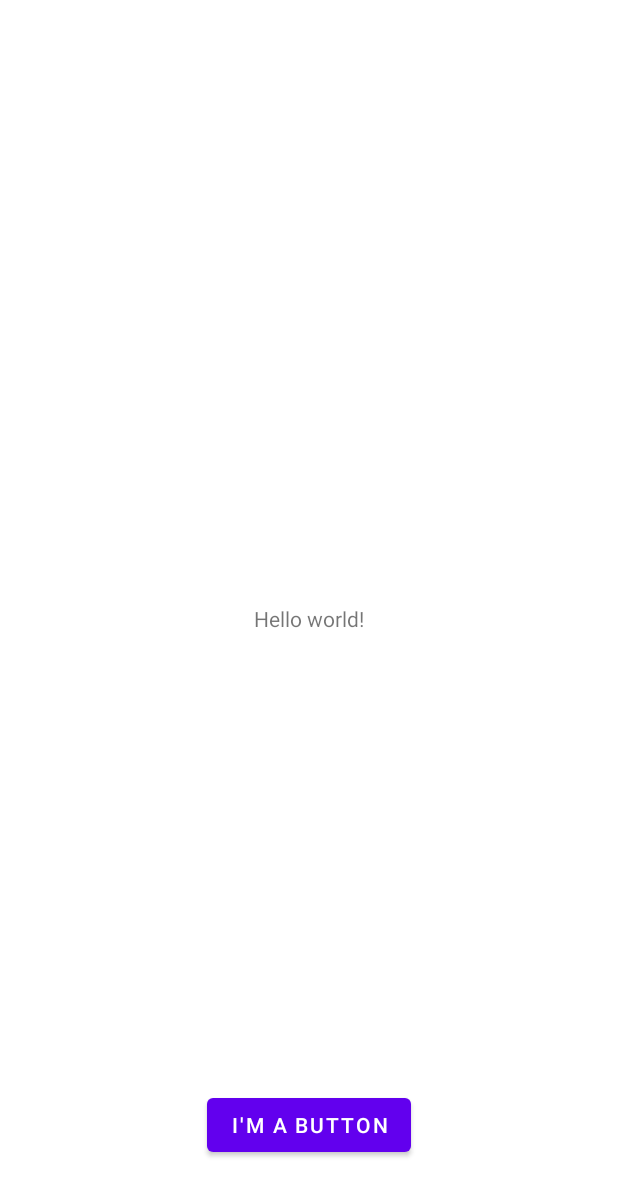
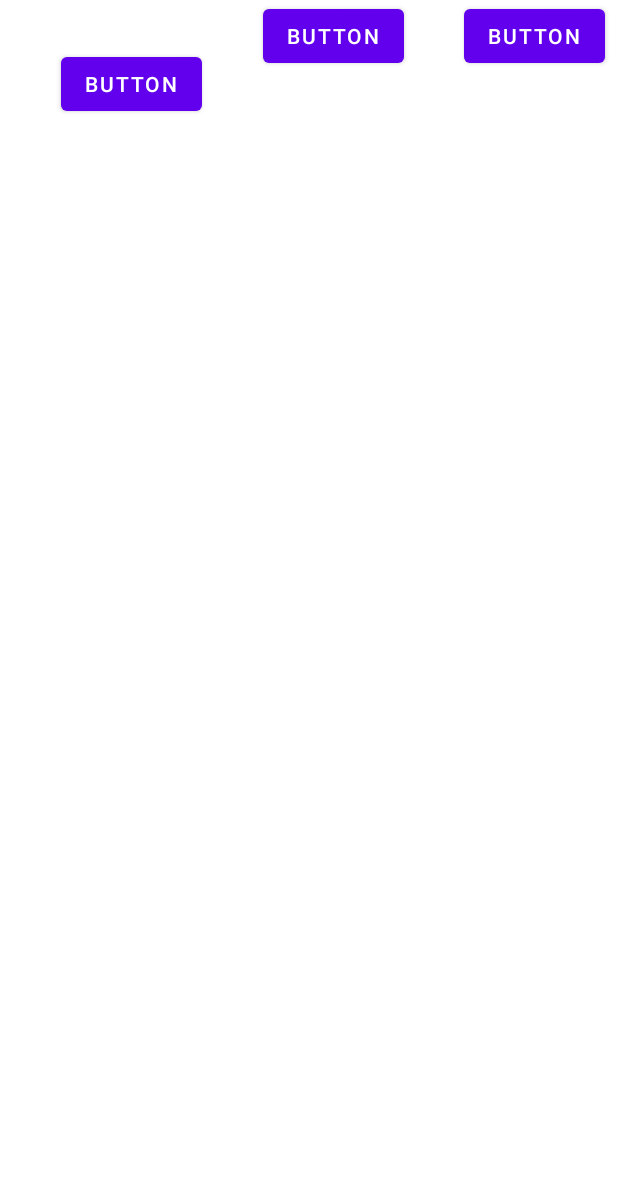
Before and after one commit to PineappleConure/Android_Labs, an Android app: the MainActivity screen opened directly, with no data from a screen before it, on a phone screen of 412 x 824 dp. Shown: the top 1196 px of the screen. Run offline under Robolectric (Android 15) with nearby library versions, the phone set to English and light mode, and no system bars.

Commit message:
Finished step 2

```diff
--- a/app/src/main/res/layout/activity_main.xml
+++ b/app/src/main/res/layout/activity_main.xml
@@ -6,23 +6,37 @@
     android:layout_height="match_parent"
     tools:context=".MainActivity">
 
-    <TextView
+    <Button
+        android:id="@+id/button2"
         android:layout_width="wrap_content"
         android:layout_height="wrap_content"
-        android:text="@string/hello_message"
-        app:layout_constraintBottom_toBottomOf="parent"
-        app:layout_constraintEnd_toEndOf="parent"
+        android:layout_marginStart="32dp"
+        android:text="Button"
+        app:layout_constraintEnd_toStartOf="@+id/button3"
+        app:layout_constraintHorizontal_bias="0.5"
+        app:layout_constraintStart_toEndOf="@+id/button"
+        tools:layout_editor_absoluteY="33dp" />
+
+    <Button
+        android:id="@+id/button"
+        android:layout_width="wrap_content"
+        android:layout_height="wrap_content"
+        android:layout_marginStart="32dp"
+        android:layout_marginTop="32dp"
+        android:text="Button"
+        app:layout_constraintEnd_toStartOf="@+id/button2"
+        app:layout_constraintHorizontal_bias="0.5"
         app:layout_constraintStart_toStartOf="parent"
         app:layout_constraintTop_toTopOf="parent" />
 
     <Button
+        android:id="@+id/button3"
         android:layout_width="wrap_content"
         android:layout_height="wrap_content"
-        android:layout_marginBottom="50dp"
-        android:text="@string/button_message"
-        app:layout_constraintBottom_toBottomOf="parent"
+        android:layout_marginStart="32dp"
+        android:text="Button"
         app:layout_constraintEnd_toEndOf="parent"
         app:layout_constraintHorizontal_bias="0.5"
-        app:layout_constraintStart_toStartOf="parent" />
-
+        app:layout_constraintStart_toEndOf="@+id/button2"
+        tools:layout_editor_absoluteY="33dp" />
 </androidx.constraintlayout.widget.ConstraintLayout>
```
